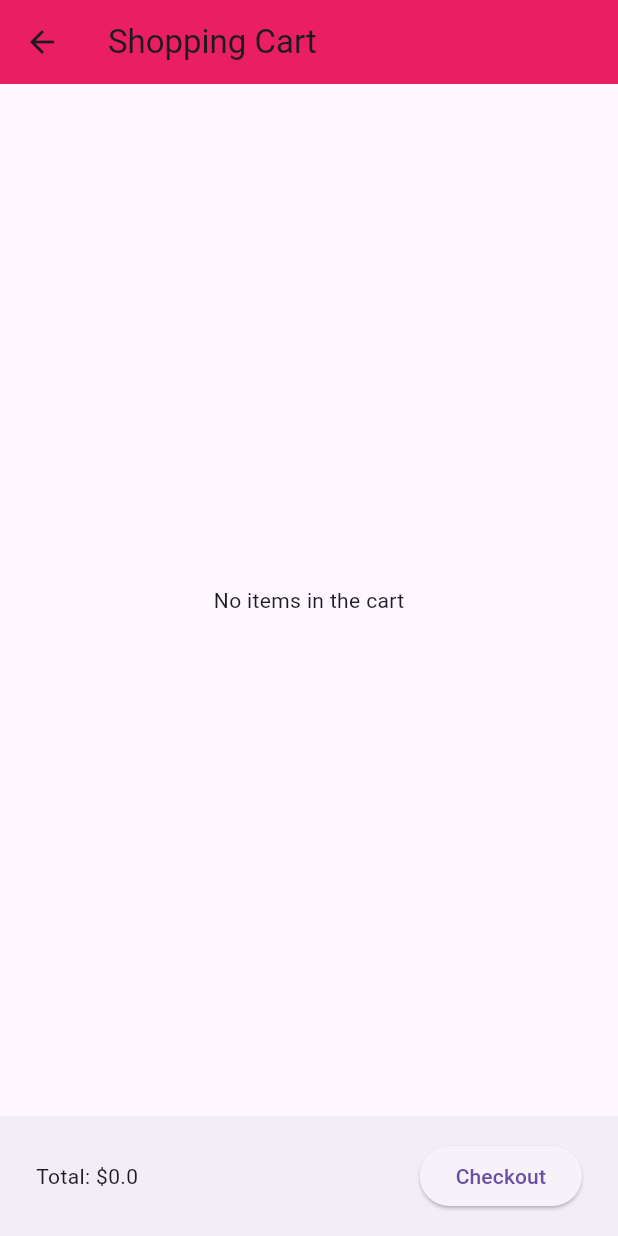
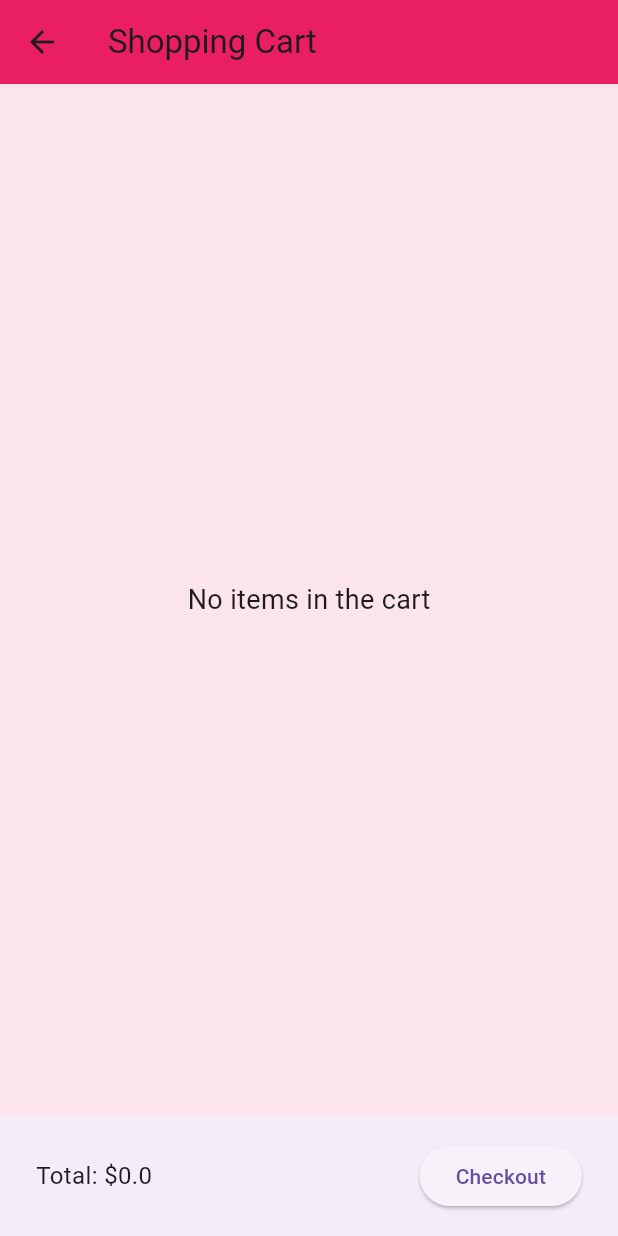
Before and after one commit to yousafnasar/getXstatmanagment, a Flutter app: the screen it shows after launch, after a tap on "Go to Cart", on a phone screen of 412 x 824 dp. Run offline on Flutter 3.47's test engine with Material 3 defaults, Android fonts, the phone set to English and light mode, and no system bars; our stand-ins replace get.

Commit message:
Updated CartPage with body color and fixed CartController initialization

```diff
--- a/lib/cart_page.dart
+++ b/lib/cart_page.dart
@@ -4,6 +4,8 @@ import 'cart_controller.dart';
 import 'product.dart';
 
 class CartPage extends StatelessWidget {
+  const CartPage({super.key});
+
   @override
   Widget build(BuildContext context) {
     final CartController cartController = Get.find();
@@ -13,9 +15,16 @@ class CartPage extends StatelessWidget {
         backgroundColor: Colors.pink,
         title: const Text('Shopping Cart'),
       ),
-      body: Obx(() {
+      body: Container(
+        color: Colors.pink.shade50,
+        child: Obx(() {
           return cartController.cart.isEmpty
-            ? Center(child: const Text('No items in the cart'))
+              ? const Center(
+                  child: Text(
+                    'No items in the cart',
+                    style: TextStyle(fontSize: 18),
+                  ),
+                )
               : ListView.builder(
                   itemCount: cartController.cart.length,
                   itemBuilder: (context, index) {
@@ -28,13 +37,16 @@ class CartPage extends StatelessWidget {
                         onPressed: () {
                           cartController.removeProduct(product);
                           Get.snackbar(
-                            'Removed', '${product.name} removed from cart');
+                            'Removed',
+                            '${product.name} removed from cart',
+                          );
                         },
                       ),
                     );
                   },
                 );
         }),
+      ),
       bottomNavigationBar: Obx(() {
         return BottomAppBar(
           child: Padding(
@@ -42,7 +54,10 @@ class CartPage extends StatelessWidget {
             child: Row(
               mainAxisAlignment: MainAxisAlignment.spaceBetween,
               children: [
-                Text('Total: \$${cartController.totalPrice}'),
+                Text(
+                  'Total: \$${cartController.totalPrice}',
+                  style: const TextStyle(fontSize: 16),
+                ),
                 ElevatedButton(
                   onPressed: () {
                     Get.snackbar('Checkout', 'Proceed to checkout');
--- a/lib/main.dart
+++ b/lib/main.dart
@@ -1,8 +1,10 @@
 import 'package:flutter/material.dart';
 import 'package:get/get.dart';
+import 'package:getx_statmanagment/cart_controller.dart';
 import 'my_Homepage.dart';
 
 void main() {
+  Get.put(CartController()); // Registering CartController
   runApp(const MyApp());
 }
 
--- a/lib/my_homepage.dart
+++ b/lib/my_homepage.dart
@@ -14,7 +14,9 @@ class MyHomePage extends StatelessWidget {
         backgroundColor: Colors.pink,
         title: Text(title),
       ),
-      body: Center(
+      body: Container(
+        color: Colors.pink.shade50,
+        child: Center(
           child: Column(
             mainAxisAlignment: MainAxisAlignment.center,
             children: <Widget>[
@@ -38,6 +40,7 @@ class MyHomePage extends StatelessWidget {
             ],
           ),
         ),
+      ),
     );
   }
 }
```
Lines whose indentation alone changed are shown as unchanged.
